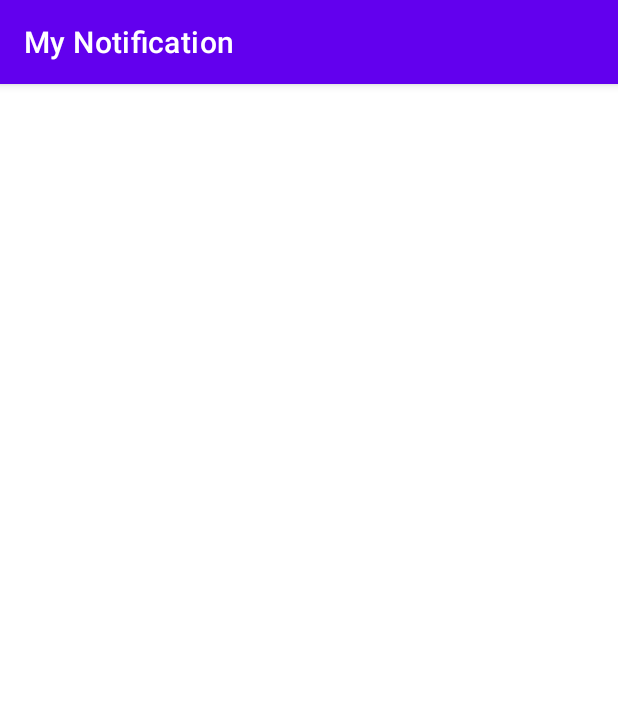
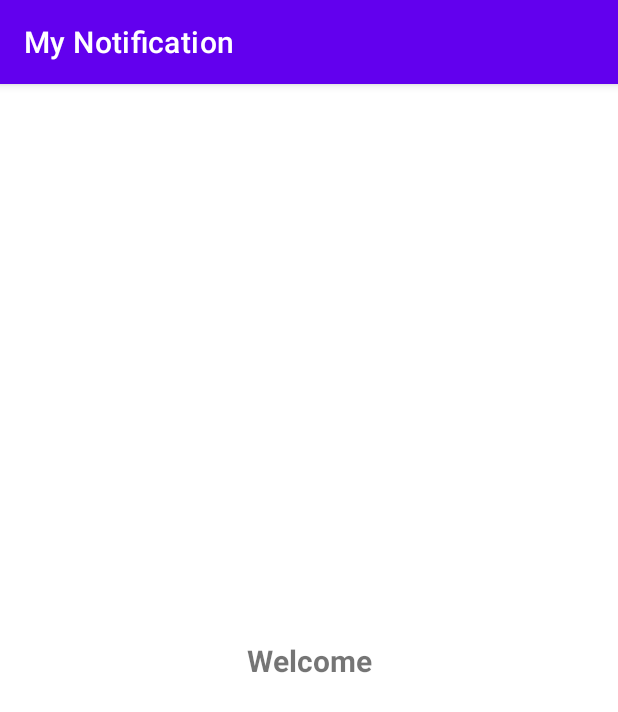
Before and after one commit to Waseemshahazad/MyNotification, an Android app: the NextActivity screen opened directly, with no data from a screen before it, on a phone screen of 412 x 824 dp. Shown: the top 712 px of the screen. Run offline under Robolectric (Android 15) with nearby library versions, the phone set to English and light mode, and no system bars.

Commit message:
Notification_P3

```diff
--- a/app/src/main/res/layout/activity_next.xml
+++ b/app/src/main/res/layout/activity_next.xml
@@ -6,4 +6,18 @@
     android:layout_height="match_parent"
     tools:context=".NextActivity">
 
+    <TextView
+        android:layout_width="wrap_content"
+        android:layout_height="wrap_content"
+        android:text="Welcome"
+        android:textSize="20sp"
+        android:textStyle="bold"
+        app:layout_constraintBottom_toBottomOf="parent"
+        app:layout_constraintEnd_toEndOf="parent"
+        app:layout_constraintHorizontal_bias="0.5"
+        app:layout_constraintStart_toStartOf="parent"
+        app:layout_constraintTop_toTopOf="parent"
+        app:layout_constraintVertical_bias="0.5" />
+
+
 </androidx.constraintlayout.widget.ConstraintLayout>
```
Also changed, not shown: app/src/main/java/com/codewithcoffee/mynotification/MainActivity.java (+14 -11 lines).
